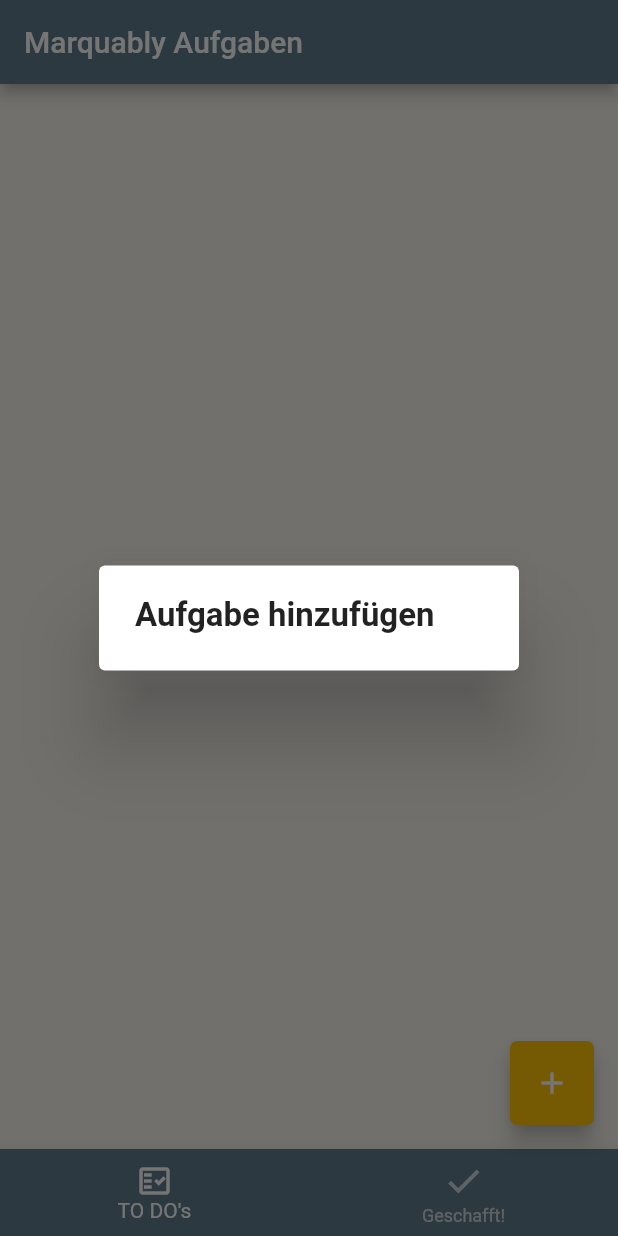
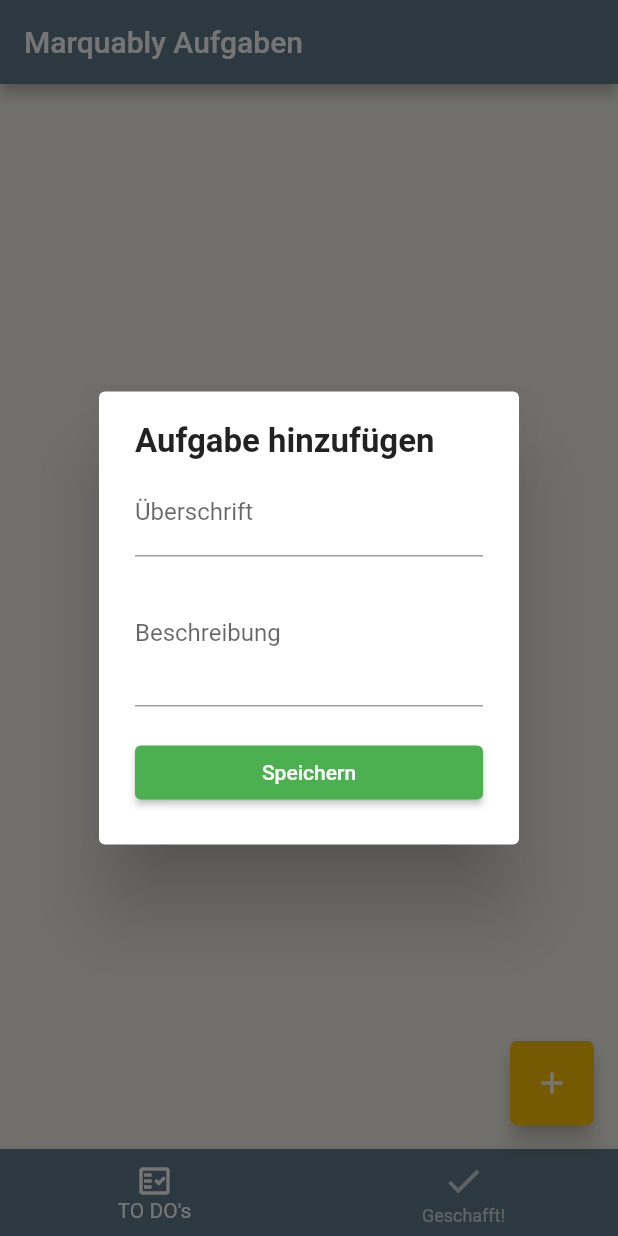
Before and after one commit to Lenzia207/marq_app, a Flutter app: the screen it shows after launch, after a tap on the "add" icon, on a phone screen of 412 x 824 dp. Run offline on Flutter 3.47's test engine with Material 2 defaults, Android fonts, the phone set to English and light mode, and no system bars.

Commit message:
DialogFieldUI

```diff
--- a/lib/page/overview_page.dart
+++ b/lib/page/overview_page.dart
@@ -47,9 +47,9 @@
         child: Icon(Icons.add),
         backgroundColor: Colors.amber,
         onPressed: (() => showDialog(
-            builder: (context) => AddTodoDialogWidget(),
-            context: context,
-            barrierDismissible: false)),
+              builder: (context) => AddTodoDialogWidget(),
+              context: context,
+            )),
       ),
     );
   }
--- a/lib/widget/add_todo_dialog.dart
+++ b/lib/widget/add_todo_dialog.dart
@@ -1,4 +1,5 @@
 import 'package:flutter/material.dart';
+import 'package:marq_app/widget/todo_form_widget.dart';
 
 class AddTodoDialogWidget extends StatefulWidget {
   @override
@@ -21,6 +22,14 @@
             Text(
               "Aufgabe hinzufügen",
               style: TextStyle(fontWeight: FontWeight.bold, fontSize: 22),
+            ),
+            const SizedBox(height: 5), //Space inbetween
+            TodoFormWidget(
+              //Callbacks
+              onChangedTitle: (title) => setState(() => this.title = title),
+              onChangedDescription: (description) =>
+                  setState(() => this.description = description),
+              onSaveTodo: (value) {},
             )
           ],
         ),
--- /dev/null
+++ b/lib/widget/todo_form_widget.dart
@@ -0,0 +1,69 @@
+//import 'dart:html';
+import 'package:flutter/material.dart';
+
+class TodoFormWidget extends StatelessWidget {
+  //Fields
+  final String title;
+  final String description;
+
+  //Callbacks
+  final ValueChanged<String> onChangedTitle;
+  final ValueChanged<String> onChangedDescription;
+  final ValueChanged onSaveTodo;
+
+//Constructor
+  const TodoFormWidget(
+      {Key? key,
+      this.title = '',
+      this.description = '',
+      required this.onChangedTitle,
+      required this.onChangedDescription,
+      required this.onSaveTodo})
+      : super(key: key);
+
+  get onPressed => null;
+
+  @override
+  Widget build(BuildContext context) => SingleChildScrollView(
+        child: Column(
+          mainAxisSize: MainAxisSize.min,
+          children: [
+            buildTitle(),
+            const SizedBox(height: 3),
+            buildDescription(),
+            const SizedBox(height: 20),
+            buildSaveBtn()
+          ],
+        ),
+      );
+
+  //buildTitle Method for the Title/Überschrift Form Field
+  Widget buildTitle() => TextFormField(
+        maxLines: 1,
+        initialValue: title,
+        onChanged: onChangedTitle,
+        validator: (title) {
+          if (title!.isEmpty) {
+            return 'Bitte trage eine Überschrift ein';
+          }
+        },
+        decoration: InputDecoration(
+            border: UnderlineInputBorder(), labelText: 'Überschrift'),
+      );
+
+  Widget buildDescription() => TextFormField(
+        maxLines: 3,
+        initialValue: description,
+        onChanged: onChangedDescription,
+        decoration: const InputDecoration(
+            border: UnderlineInputBorder(), labelText: 'Beschreibung'),
+      );
+
+  Widget buildSaveBtn() => SizedBox(
+      width: double.infinity,
+      child: ElevatedButton(
+          style: ButtonStyle(
+              backgroundColor: MaterialStateProperty.all(Colors.green)),
+          onPressed: () {},
+          child: const Text('Speichern')));
+}
--- a/pubspec.yaml
+++ b/pubspec.yaml
@@ -34,6 +34,9 @@
   # The following adds the Cupertino Icons font to your application.
   # Use with the CupertinoIcons class for iOS style icons.
   cupertino_icons: ^1.0.2
+
+  #Slidable (Edit,Delete)
+  flutter_slidable: ^0.5.7
 
   # Firbebase integration
   firebase_core: ^0.5.2+1
```
Also changed, not shown: pubspec.lock.
